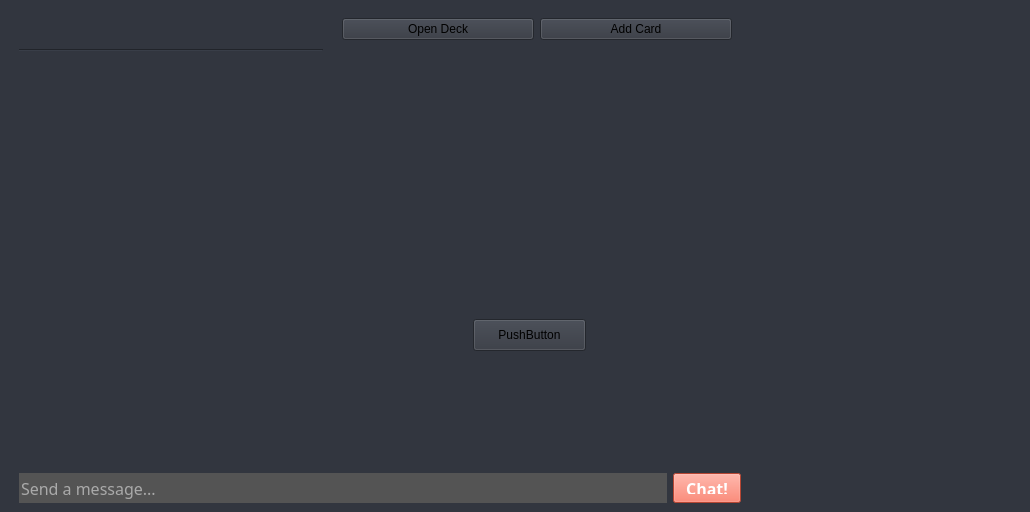
The window that groupwidget.ui (dparker2/StudyGroup) describes before a commit, drawn with Qt 5.
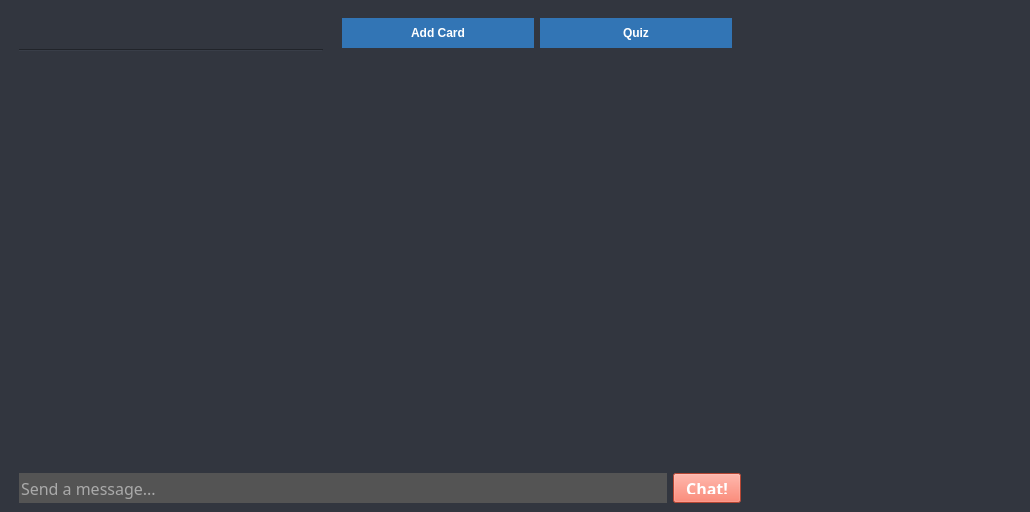
The same window after the commit. The open tabs and pages were chosen to show the change. Icons and pictures are not drawn.

Commit message:
Add/quiz buttons
moved to groupwidget

```diff
--- a/groupwidget.ui
+++ b/groupwidget.ui
@@ -413,25 +413,51 @@
                   <item>
                    <layout class="QHBoxLayout" name="horizontalLayout_12">
                     <item>
-                     <widget class="QPushButton" name="pushButton">
-                      <property name="text">
-                       <string>Open Deck</string>
-                      </property>
-                     </widget>
-                    </item>
-                    <item>
-                     <widget class="QPushButton" name="pushButton_2">
+                     <widget class="QPushButton" name="add_card_button">
                       <property name="sizePolicy">
                        <sizepolicy hsizetype="Minimum" vsizetype="Minimum">
                         <horstretch>0</horstretch>
                         <verstretch>0</verstretch>
                        </sizepolicy>
                       </property>
+                      <property name="styleSheet">
+                       <string notr="true">QPushButton {
+background-color: rgb(50,117,181);
+color: white; 
+font:bold;
+padding: 8px 12px 8px 12px;
+border: 0px;
+}
+
+QPushButton:hover {
+	background-color: rgba(0, 127, 177, 0.6);
+}</string>
+                      </property>
                       <property name="text">
                        <string>Add Card</string>
                       </property>
                      </widget>
                     </item>
+                    <item>
+                     <widget class="QPushButton" name="quiz_button">
+                      <property name="styleSheet">
+                       <string notr="true">QPushButton {
+background-color: rgb(50,117,181);
+color: white; 
+font:bold;
+padding: 8px 12px 8px 12px;
+border: 0px;
+}
+
+QPushButton:hover {
+	background-color: rgba(0, 127, 177, 0.6);
+}</string>
+                      </property>
+                      <property name="text">
+                       <string>Quiz</string>
+                      </property>
+                     </widget>
+                    </item>
                    </layout>
                   </item>
                  </layout>
@@ -460,21 +486,7 @@
               <property name="autoFillBackground">
                <bool>false</bool>
               </property>
-              <widget class="QWidget" name="flashcard_page">
-               <widget class="QPushButton" name="butt">
-                <property name="geometry">
-                 <rect>
-                  <x>140</x>
-                  <y>270</y>
-                  <width>113</width>
-                  <height>32</height>
-                 </rect>
-                </property>
-                <property name="text">
-                 <string>PushButton</string>
-                </property>
-               </widget>
-              </widget>
+              <widget class="QWidget" name="flashcard_page"/>
              </widget>
             </item>
            </layout>
```
Left out of the diff: 2 changed lines with no effect on the pictures. The commit also changes 8 other files.
